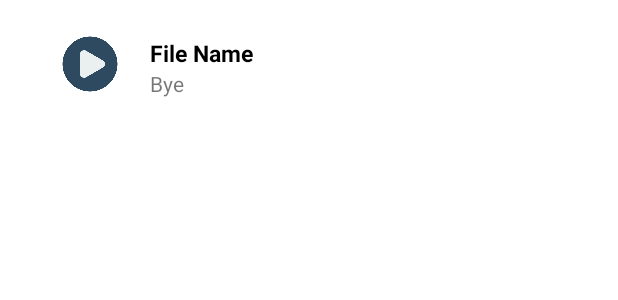
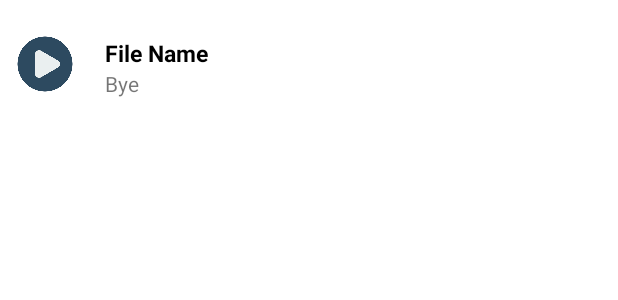
Before and after one commit to shaidaghavam/Recorder, an Android app: the layout single_list_item.xml on its own in the app's theme, with its tools: preview values and no code run, on a phone screen of 412 x 824 dp. Shown: the top 300 px of the screen. Run offline under Robolectric (Android 15) with nearby library versions, the phone set to English and light mode, and no system bars.

Commit message:
Record App

```diff
--- a/app/src/main/res/layout/single_list_item.xml
+++ b/app/src/main/res/layout/single_list_item.xml
@@ -11,7 +11,7 @@
         app:layout_constraintStart_toStartOf="parent"
         app:layout_constraintTop_toTopOf="parent"
         app:layout_constraintBottom_toBottomOf="parent"
-        android:layout_marginStart="40dp"
+        android:layout_marginStart="10dp"
         android:layout_marginTop="20dp"
         android:src="@drawable/playgoodcolor"/>
 
```
Also changed, not shown: 1 other file.
